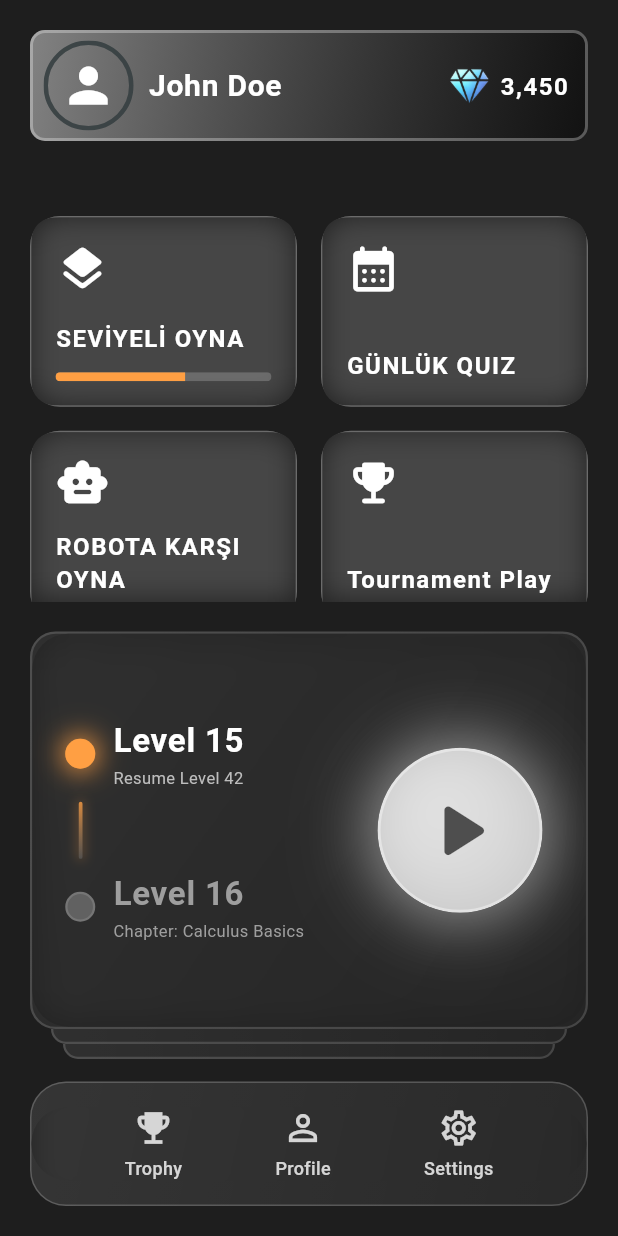
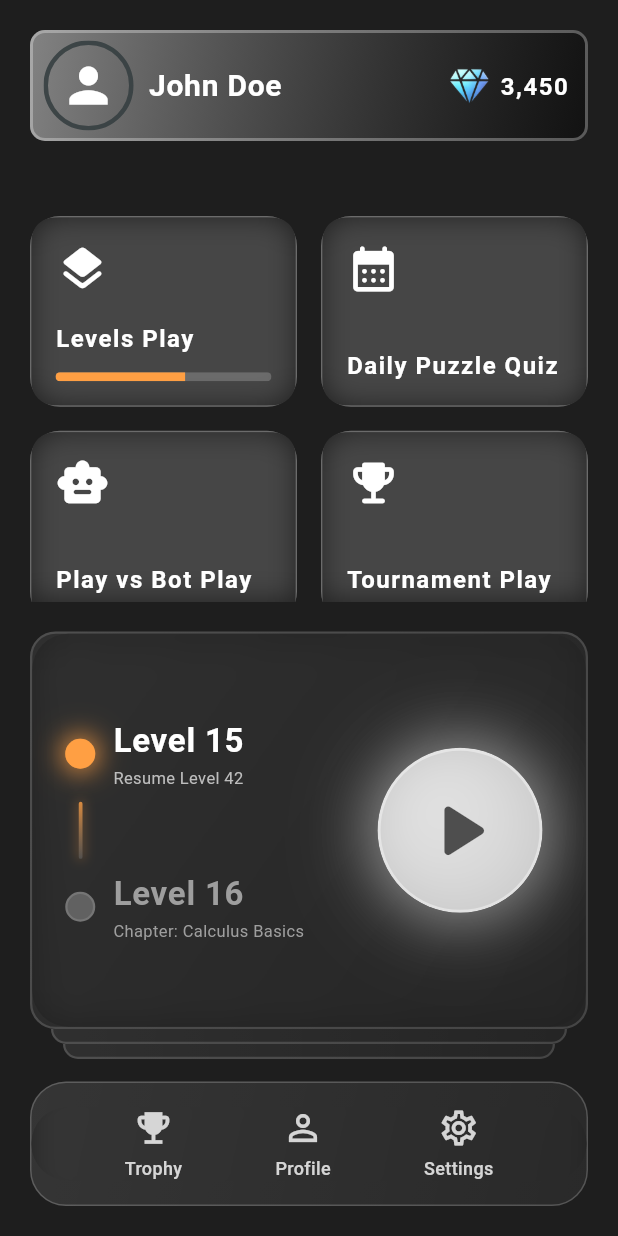
Before and after one commit to MuhammetSaid/nexora-math-app, a Flutter app: the GameModeScreen screen opened directly, on a phone screen of 412 x 824 dp. Run offline on Flutter 3.47's test engine with Material 3 defaults, Android fonts, the phone set to English and light mode, and no system bars.

Commit message:
günlük soru sayfası yapıldı ama navigasyon işlemi yapılmadı daha, bütün locale işlemleri neredeyse yapıldı

```diff
--- a/frontend/lib/screens/game/game_mode_screen.dart
+++ b/frontend/lib/screens/game/game_mode_screen.dart
@@ -39,8 +39,8 @@ class GameModeScreen extends StatelessWidget {
                     children: [
                       _buildGameModeCard(
                         icon: Icons.layers_rounded,
-                        title: 'SEVİYELİ',
-                        subtitle: 'OYNA',
+                        title: l10n.levelMode,
+                        subtitle: l10n.play,
                         showProgress: true,
                         progressValue: 0.6,
                         gradientColors: [
@@ -58,8 +58,8 @@ class GameModeScreen extends StatelessWidget {
                       ),
                       _buildGameModeCard(
                         icon: Icons.calendar_month_rounded,
-                        title: 'GÜNLÜK',
-                        subtitle: 'QUIZ',
+                        title: l10n.dailyPuzzle,
+                        subtitle: l10n.quiz,
                         gradientColors: [
                           const Color(0xFF6B4CE6).withOpacity(0.3),
                           const Color(0xFF9B6CE6).withOpacity(0.2),
@@ -67,8 +67,8 @@ class GameModeScreen extends StatelessWidget {
                       ),
                       _buildGameModeCard(
                         icon: Icons.smart_toy_rounded,
-                        title: 'ROBOTA KARŞI',
-                        subtitle: 'OYNA',
+                        title: l10n.botPlay,
+                        subtitle: l10n.play,
                         gradientColors: [
                           const Color(0xFF6B4CE6).withOpacity(0.3),
                           const Color(0xFF9B6CE6).withOpacity(0.2),
```
